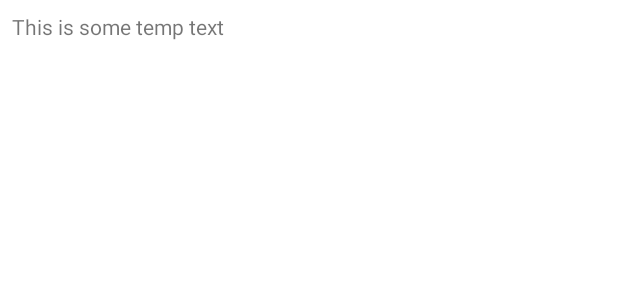
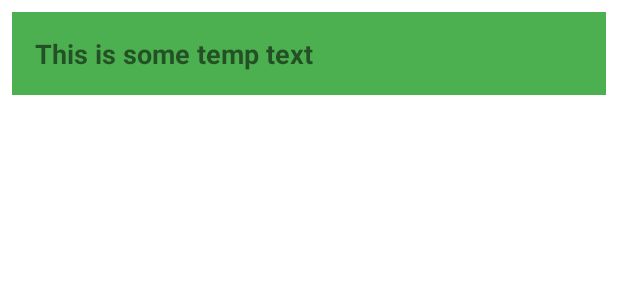
Before and after one commit to SuLois/MonDechetAPP, an Android app: the layout fragment_search_rv_item.xml on its own in the app's theme, with its tools: preview values and no code run, on a phone screen of 412 x 824 dp. Shown: the top 300 px of the screen. Run offline under Robolectric (Android 15) with nearby library versions, the phone set to English and light mode, and no system bars.

Commit message:
RecyclerView affiche ses items en fonction des "name" de la dataBase Firestore

```diff
--- a/app/build.gradle
+++ b/app/build.gradle
@@ -45,9 +45,9 @@ dependencies {
     implementation 'androidx.constraintlayout:constraintlayout:2.1.4'
     implementation 'com.google.firebase:firebase-database:20.0.4'
     implementation 'com.google.android.gms:play-services-tasks:18.0.1'
+    implementation 'com.google.firebase:firebase-analytics:21.2.0'
     testImplementation 'junit:junit:4.13.2'
     androidTestImplementation 'androidx.test.ext:junit:1.1.3'
     androidTestImplementation 'androidx.test.espresso:espresso-core:3.4.0'
-    //implementation 'androidx.recyclerview-v7:26.1.0'
     implementation "androidx.recyclerview:recyclerview-selection:1.1.0"
 }
--- a/app/src/main/res/layout/fragment_search.xml
+++ b/app/src/main/res/layout/fragment_search.xml
@@ -26,4 +26,5 @@
     android:layout_marginTop="1dp"
     android:layout_marginEnd="1dp"
     android:layout_marginBottom="1dp"
-    android:visibility="visible" />
+    android:visibility="visible"
+    android:background="#BBF875"/>
--- a/app/src/main/res/layout/fragment_search_rv_item.xml
+++ b/app/src/main/res/layout/fragment_search_rv_item.xml
@@ -1,14 +1,20 @@
 <?xml version="1.0" encoding="utf-8"?>
 <FrameLayout xmlns:android="http://schemas.android.com/apk/res/android"
     xmlns:tools="http://schemas.android.com/tools"
-    android:layout_width="wrap_content"
+    android:layout_width="match_parent"
     android:layout_height="wrap_content"
-    android:layout_margin="8dp">
+    xmlns:app="http://schemas.android.com/apk/res-auto"
+    android:layout_margin="8dp"
+    android:padding="15dp"
+    android:background="#4CAF50">
+
 
     <TextView
-        android:id="@+id/randomText"
+        android:id="@+id/itemText"
         android:layout_width="wrap_content"
         android:layout_height="wrap_content"
-        tools:text="This is some temp text" />
+        tools:text="This is some temp text"
+        android:textSize="18dp"
+        android:textStyle="bold"/>
 
 </FrameLayout>
```
Also changed, not shown: app/src/main/java/com/example/mondechetapp/Search/RVAdapter.java (+8 -7 lines), app/src/main/java/com/example/mondechetapp/Search/RVItem.java (added, +19 -0 lines), app/src/main/java/com/example/mondechetapp/Search/SearchFragment.java (+44 -4 lines).
